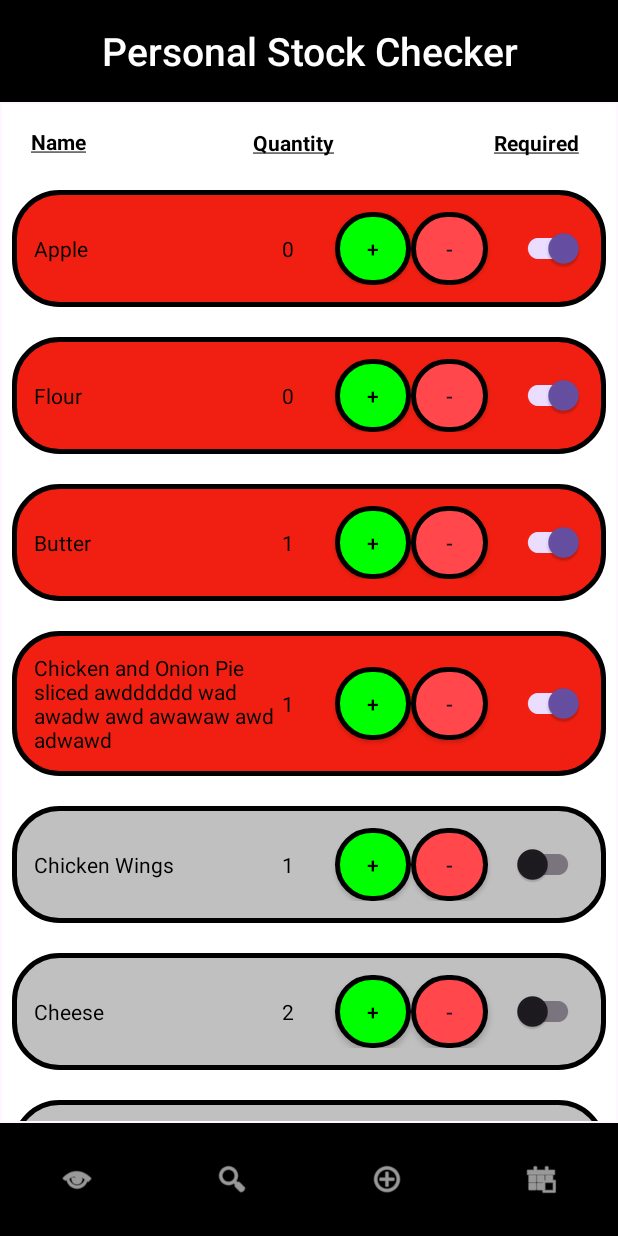
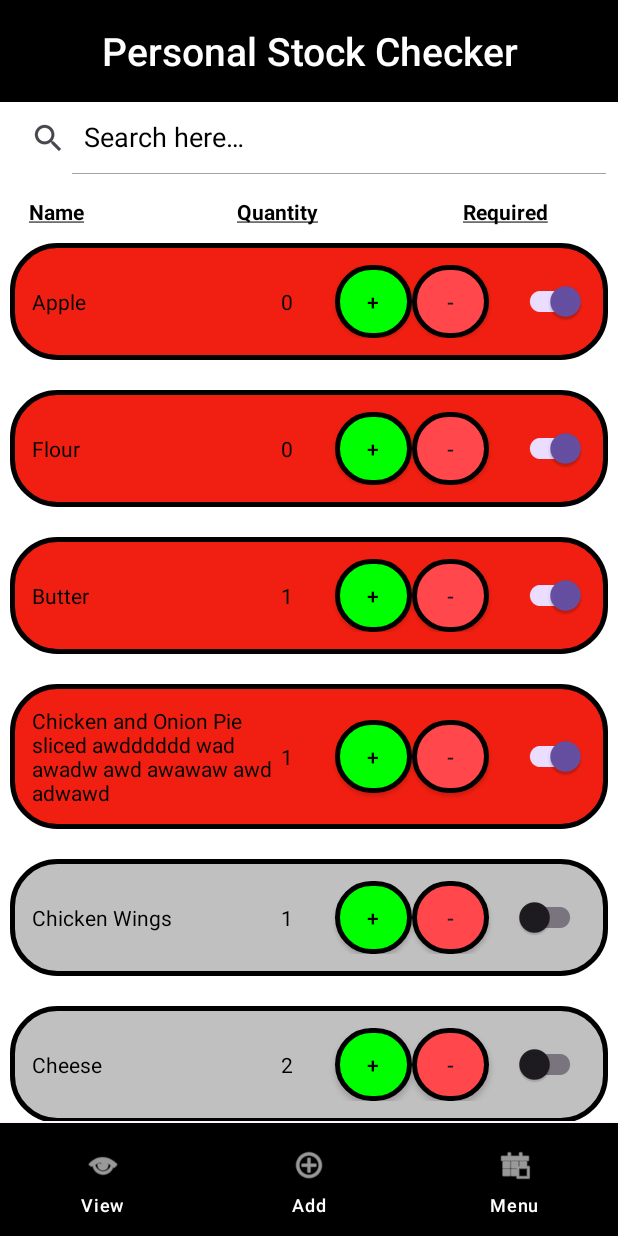
Before and after one commit to HCABurns/Home-Stock-Manager, an Android app: the fragment ViewFragment placed in its activity, on a phone screen of 412 x 824 dp. Run offline under Robolectric (Android 15) with nearby library versions, the phone set to English and light mode, and no system bars.

Commit message:
Adding functional searching.
Ability to search for items in the item view has now been added.

```diff
--- a/app/src/main/java/com/example/myapplication/Activities/MainActivity.java
+++ b/app/src/main/java/com/example/myapplication/Activities/MainActivity.java
@@ -30,7 +30,6 @@ public class MainActivity extends AppCompatActivity {
         //Create the fragments that will be used to change screens
         Fragment homeFragment = new HomeFragment();
         Fragment viewFragment = new ViewFragment();
-        Fragment searchFragment = new SearchFragment();
         Fragment menuFragment = new MenuFragment(getBaseContext());
 
         //Create a fragment manager and swap the empty frame to the home fragment frame.
@@ -56,14 +55,6 @@ public class MainActivity extends AppCompatActivity {
                 startActivity(intent);
                 return false;
             }
-            else if (item.getItemId() == R.id.search_nav_bar){
-
-                getSupportFragmentManager()
-                        .beginTransaction()
-                        .replace(R.id.fragment_container, searchFragment)
-                        .commit();
-                return true;
-            }
             else if (item.getItemId() == R.id.menu){
 
                 getSupportFragmentManager()
--- a/app/src/main/java/com/example/myapplication/Adapters/MenuAdapter.java
+++ b/app/src/main/java/com/example/myapplication/Adapters/MenuAdapter.java
@@ -31,7 +31,7 @@ public class MenuAdapter extends RecyclerView.Adapter<MenuAdapter.MenuHolder> {
             super(view);
 
             day_view = view.findViewById(R.id.menu_day);
-            name_view = view.findViewById(R.id.menu_name);
+            name_view = view.findViewById(R.id.item_count);
 
             view.setOnClickListener(new View.OnClickListener() {
                 @Override
--- a/app/src/main/java/com/example/myapplication/Adapters/ViewAdapter.java
+++ b/app/src/main/java/com/example/myapplication/Adapters/ViewAdapter.java
@@ -18,8 +18,8 @@ import androidx.appcompat.widget.SwitchCompat;
 import androidx.core.content.ContextCompat;
 import androidx.recyclerview.widget.RecyclerView;
 
-import com.example.myapplication.Activities.MainActivity;
 import com.example.myapplication.Activities.SingleItemActivity;
+import com.example.myapplication.Fragments.ViewFragment;
 import com.example.myapplication.R;
 
 import java.util.ArrayList;
@@ -34,7 +34,7 @@ public class ViewAdapter extends RecyclerView.Adapter<ViewAdapter.ViewHolder> {
      * Provide a reference to the views, switches and Item used for an item row.
      */
     public class ViewHolder extends RecyclerView.ViewHolder {
-        private final SwitchCompat required_switch;
+        private final SwitchCompat requiredSwitch;
         private final TextView itemCountTextView;
         private final TextView itemNameTextView;
         private Item item;
@@ -42,13 +42,12 @@ public class ViewAdapter extends RecyclerView.Adapter<ViewAdapter.ViewHolder> {
         public ViewHolder(View view) {
             super(view);
             // Define parameters
-            required_switch = view.findViewById(R.id.required_switch);
+            requiredSwitch = view.findViewById(R.id.required_switch);
             AppCompatButton add_button = view.findViewById(R.id.count_plus);
             AppCompatButton reduce_button = view.findViewById(R.id.count_remove);
-            itemCountTextView = view.findViewById(R.id.menu_name);
+            itemCountTextView = view.findViewById(R.id.item_count);
             itemNameTextView = view.findViewById(R.id.item_name);
 
-            // Define click listeners for the ViewHolder's View
             itemNameTextView.setOnClickListener(view1 -> {
                 System.out.println("ONCLICK HAS OCCURRED");
                 Intent intent = new Intent(view1.getContext(), SingleItemActivity.class);
@@ -78,12 +77,13 @@ public class ViewAdapter extends RecyclerView.Adapter<ViewAdapter.ViewHolder> {
                 AppCompatButton yes_button = dialog.findViewById(R.id.yes_button);
                 yes_button.setOnClickListener(view_1 ->{
                     int pos = getAdapterPosition();
-                    dbHelper.removeItem(pos);
+                    dbHelper.removeItem((String) itemNameTextView.getText());
 
                     notifyItemRemoved(pos);
                     notifyItemRangeChanged(pos,items.size());
 
                     dialog.cancel();
+                    updateItems(ViewFragment.searchView.getQuery().toString());
                 });
 
                 yes_button.setBackgroundResource(R.drawable.rounded_layout_button_green);
@@ -98,7 +98,7 @@ public class ViewAdapter extends RecyclerView.Adapter<ViewAdapter.ViewHolder> {
                 return true;
             });
 
-            required_switch.setOnCheckedChangeListener((buttonView, isChecked) -> {
+            requiredSwitch.setOnCheckedChangeListener((buttonView, isChecked) -> {
                 Drawable layout1;
                 if (isChecked){
                     layout1 = ContextCompat.getDrawable(itemView.getContext(),
@@ -169,12 +169,12 @@ public class ViewAdapter extends RecyclerView.Adapter<ViewAdapter.ViewHolder> {
             layout = ContextCompat.getDrawable(viewHolder.itemView.getContext(),
                     R.drawable.rounded_layout_red);
             //Set switch to checked if the item is required.
-            viewHolder.required_switch.setChecked(true);
+            viewHolder.requiredSwitch.setChecked(true);
         }
         else{
             layout = ContextCompat.getDrawable(viewHolder.itemView.getContext(),
                     R.drawable.rounded_layout);
-            viewHolder.required_switch.setChecked(false);
+            viewHolder.requiredSwitch.setChecked(false);
         }
         viewHolder.itemView.findViewById(R.id.item_container).setBackground(layout);
     }
@@ -189,9 +189,21 @@ public class ViewAdapter extends RecyclerView.Adapter<ViewAdapter.ViewHolder> {
     /**
      * This function will update the items list to the one stored by the dbHelper class.
      */
-    public void update_items(){
+    public void updateItems(String filter){
         this.items = dbHelper.getItems();
+        if (filter != null){
+            filterItems(filter);
+        }
     }
 
 
+    public void filterItems(String filter){
+        ArrayList<Item> filtered = new ArrayList<>();
+        for (Item item : items){
+            if (item.getName().toLowerCase().startsWith(filter.toLowerCase())){
+                filtered.add(item);
+            }
+        }
+        this.items = filtered;
+    }
 }
--- a/app/src/main/java/com/example/myapplication/Fragments/ViewFragment.java
+++ b/app/src/main/java/com/example/myapplication/Fragments/ViewFragment.java
@@ -9,12 +9,11 @@ import androidx.recyclerview.widget.RecyclerView;
 import android.view.LayoutInflater;
 import android.view.View;
 import android.view.ViewGroup;
+import android.widget.EditText;
+import android.widget.SearchView;
 
-import com.example.myapplication.Activities.MainActivity;
 import com.example.myapplication.Adapters.ViewAdapter;
 import com.example.myapplication.R;
-
-import com.example.myapplication.database.dbHelper;
 
 /**
  * A simple {@link Fragment} subclass.
@@ -22,7 +21,8 @@ import com.example.myapplication.database.dbHelper;
 public class ViewFragment extends Fragment {
 
     private RecyclerView recyclerView;
-    private final ViewAdapter adapter = new ViewAdapter();
+    public static final ViewAdapter adapter = new ViewAdapter();
+    public static SearchView searchView;
 
     public ViewFragment() {
         // Required empty public constructor
@@ -59,7 +59,23 @@ public class ViewFragment extends Fragment {
         recyclerView = view.findViewById(R.id.view_all);
         recyclerView.setLayoutManager(new LinearLayoutManager(getContext(),
                 LinearLayoutManager.VERTICAL, false));
-        updateRecycler();
+        updateRecycler(null);
+
+        searchView = view.findViewById(R.id.searchbar);
+        // Define click listeners for the ViewHolder's View
+        searchView.setOnQueryTextListener(new SearchView.OnQueryTextListener() {
+            @Override
+            public boolean onQueryTextSubmit(String s) {
+                return false;
+            }
+
+            @Override
+            public boolean onQueryTextChange(String text){
+                updateRecycler(text);
+                return false;
+            }
+        });
+
         return view;
     }
 
@@ -69,9 +85,9 @@ public class ViewFragment extends Fragment {
      * (the adapter calls get_items from the dbHelper class.) then it will set the new updated
      * adapter to the view.
      */
-    public void updateRecycler(){
-        adapter.update_items();
-        recyclerView.setAdapter(adapter);
+    public void updateRecycler(String filter){
+            adapter.updateItems(filter);
+            recyclerView.setAdapter(adapter);
     }
 
 
@@ -84,7 +100,8 @@ public class ViewFragment extends Fragment {
     public void onResume() {
         System.out.println("Resumed View Page ------------------------------");
         super.onResume();
+        searchView.setQuery(null,false);
         //This will update the recycler view.
-        updateRecycler();
+        updateRecycler(null);
     }
 }
--- a/app/src/main/res/layout/activity_main.xml
+++ b/app/src/main/res/layout/activity_main.xml
@@ -29,9 +29,9 @@
         android:id="@+id/fragment_container"
         android:layout_width="0dp"
         android:layout_height="0dp"
-        android:layout_marginStart="1dp"
-        android:layout_marginTop="1dp"
-        android:layout_marginEnd="1dp"
+        android:layout_marginStart="0dp"
+        android:layout_marginTop="0dp"
+        android:layout_marginEnd="0dp"
         android:layout_marginBottom="1dp"
         app:layout_constraintBottom_toTopOf="@+id/nav"
         app:layout_constraintEnd_toEndOf="parent"
--- a/app/src/main/res/layout/fragment_view.xml
+++ b/app/src/main/res/layout/fragment_view.xml
@@ -9,66 +9,69 @@
     tools:layout_editor_absoluteX="-1dp"
     tools:layout_editor_absoluteY="-61dp">
 
-    <androidx.recyclerview.widget.RecyclerView
-        android:nestedScrollingEnabled="false"
-        android:id="@+id/view_all"
-        android:layout_width="0dp"
-        android:layout_height="0dp"
-        android:layout_marginStart="1dp"
-        android:layout_marginTop="11dp"
-        android:layout_marginEnd="1dp"
-        app:layout_constraintBottom_toBottomOf="parent"
-        app:layout_constraintEnd_toEndOf="parent"
-        app:layout_constraintHorizontal_bias="0.0"
-        app:layout_constraintStart_toStartOf="parent"
-        app:layout_constraintTop_toBottomOf="@+id/labels" />
+    <LinearLayout
+        android:layout_width="match_parent"
+        android:layout_height="match_parent"
+        android:orientation="vertical">
+
+        <SearchView
+            android:id="@+id/searchbar"
+            android:layout_width="match_parent"
+            android:layout_height="wrap_content"
+            android:commitIcon="?android:attr/actionModeWebSearchDrawable"
+            android:iconifiedByDefault="false"
+            android:queryHint="@string/search_hint"
+            android:searchHintIcon="?android:attr/actionModeWebSearchDrawable"
+            android:searchIcon="?android:attr/actionModeWebSearchDrawable"
+            android:theme="@style/searchbar" />
+
+        <LinearLayout
+            android:layout_width="match_parent"
+            android:layout_height="wrap_content"
+            android:layout_weight="0"
+            android:orientation="horizontal">
 
             <TextView
-        android:id="@+id/labels"
+                android:id="@+id/name_label"
                 android:layout_width="wrap_content"
                 android:layout_height="wrap_content"
                 android:layout_marginStart="16dp"
                 android:layout_marginTop="15dp"
-        android:layout_marginEnd="150dp"
-        android:layout_marginBottom="11dp"
+                android:layout_marginEnd="95dp"
                 android:text="@string/name_title"
                 android:textColor="@color/black"
-        android:textStyle="bold"
-        app:layout_constraintBottom_toTopOf="@+id/view_all"
-        app:layout_constraintEnd_toStartOf="@+id/quantity_title"
-        app:layout_constraintHorizontal_bias="0.0"
-        app:layout_constraintStart_toStartOf="parent"
-        app:layout_constraintTop_toTopOf="parent" />
+                android:textStyle="bold" />
 
             <TextView
                 android:id="@+id/quantity_title"
                 android:layout_width="wrap_content"
                 android:layout_height="wrap_content"
-        android:layout_marginStart="190dp"
                 android:layout_marginTop="15dp"
-        android:layout_marginBottom="22dp"
                 android:text="@string/quantity_title"
                 android:textColor="@color/black"
-        android:textStyle="bold"
-        app:layout_constraintBottom_toTopOf="@+id/view_all"
-        app:layout_constraintEnd_toStartOf="@+id/required_title"
-        app:layout_constraintStart_toStartOf="parent"
-        app:layout_constraintTop_toTopOf="parent" />
+                android:textStyle="bold" />
 
             <TextView
                 android:id="@+id/required_title"
-        android:layout_width="wrap_content"
+                android:layout_width="match_parent"
                 android:layout_height="wrap_content"
-        android:layout_marginStart="100dp"
+                android:layout_marginStart="90dp"
                 android:layout_marginTop="15dp"
-        android:layout_marginEnd="47dp"
-        android:layout_marginBottom="22dp"
+                android:layout_marginEnd="10dp"
                 android:text="@string/required_title"
                 android:textColor="@color/black"
-        android:textStyle="bold"
-        app:layout_constraintBottom_toTopOf="@+id/view_all"
-        app:layout_constraintEnd_toEndOf="parent"
-        app:layout_constraintStart_toEndOf="@+id/quantity_title"
-        app:layout_constraintTop_toTopOf="parent" />
+                android:textStyle="bold" />
+        </LinearLayout>
+
+        <androidx.recyclerview.widget.RecyclerView
+            android:id="@+id/view_all"
+            android:layout_width="match_parent"
+            android:layout_height="wrap_content"
+            android:layout_marginStart="1dp"
+            android:layout_marginTop="11dp"
+            android:layout_marginEnd="1dp"
+            android:nestedScrollingEnabled="false" />
+
+    </LinearLayout>
 
 </androidx.constraintlayout.widget.ConstraintLayout>
--- a/app/src/main/res/layout/item_row.xml
+++ b/app/src/main/res/layout/item_row.xml
@@ -25,7 +25,7 @@
             android:textColor="@color/black" />
 
         <TextView
-            android:id="@+id/menu_name"
+            android:id="@+id/item_count"
             android:layout_width="20dp"
             android:layout_height="wrap_content"
             android:layout_weight="1"
--- a/app/src/main/res/layout/menu_row.xml
+++ b/app/src/main/res/layout/menu_row.xml
@@ -38,7 +38,7 @@
         />
 
         <TextView
-            android:id="@+id/menu_name"
+            android:id="@+id/item_count"
             android:layout_width="wrap_content"
             android:layout_height="wrap_content"
             android:layout_marginLeft="10dp"
--- a/app/src/main/res/menu/nav_items.xml
+++ b/app/src/main/res/menu/nav_items.xml
@@ -6,12 +6,6 @@
         android:layout_height="wrap_content"
         android:icon="@android:drawable/ic_menu_view"
         android:title="@string/view_all" />
-    <item
-        android:id="@+id/search_nav_bar"
-        android:layout_width="wrap_content"
-        android:layout_height="wrap_content"
-        android:icon="@android:drawable/ic_menu_search"
-        android:title="@string/search_item" />
     <item
         android:id="@+id/Add"
         android:layout_width="wrap_content"
--- a/app/src/main/res/values-night/themes.xml
+++ b/app/src/main/res/values-night/themes.xml
@@ -8,4 +8,12 @@
 
 
     </style>
+
+    <style name="searchbar" parent="Widget.AppCompat.SearchView">
+        <!-- Text color -->
+        <item name="android:editTextColor">@color/black</item>
+        <!-- Hint text color -->
+        <item name="android:textColorHint">@color/black</item>
+    </style>
+
 </resources>
--- a/app/src/main/res/values/strings.xml
+++ b/app/src/main/res/values/strings.xml
@@ -34,6 +34,8 @@
     <string name="item_deletion_yes">YES</string>
     <string name="item_deletion_no">NO</string>
 
+    <string name="search_hint">Search here…</string>
+
     <string name="menu_search">Search</string>
 
     <string name="search_item">Search</string>
--- a/app/src/main/res/values/themes.xml
+++ b/app/src/main/res/values/themes.xml
@@ -9,5 +9,12 @@
 
     </style>
 
+    <style name="searchbar" parent="Widget.AppCompat.SearchView">
+        <!-- Text color -->
+        <item name="android:editTextColor">@color/black</item>
+        <!-- Hint text color -->
+        <item name="android:textColorHint">@color/black</item>
+    </style>
+
     <style name="Theme.MyApplication" parent="Base.Theme.MyApplication" />
 </resources>
```
Lines whose indentation alone changed are shown as unchanged.
